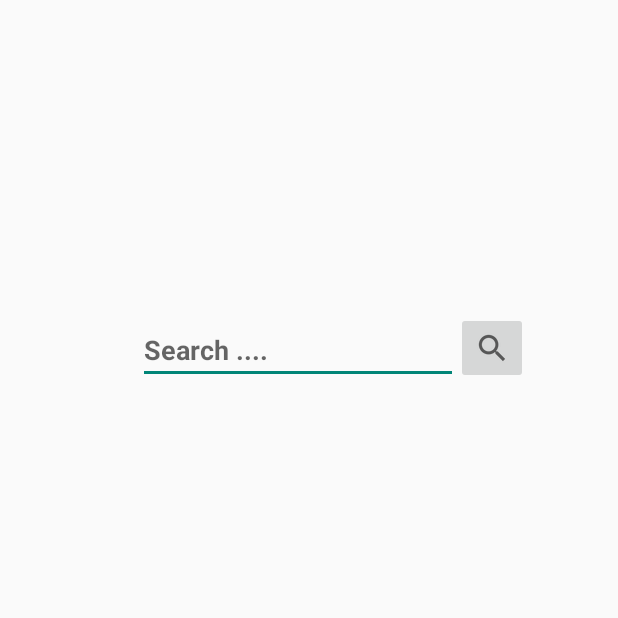
After one commit to TonyHuynhChau/HutechChat, an Android app: the SearchUserActivity screen opened directly, with no data from a screen before it, on a phone screen of 412 x 824 dp, the top half of it. The commit adds this screen. Run offline under Robolectric (Android 15) with nearby library versions, the phone set to English and light mode, and no system bars; our stand-ins replace Firebase (no records; nobody signed in at launch, a user with empty details on screens opened directly), Picasso; libraries missing offline, so code that uses them is left out: com.xwray.groupie; pictures from the network do not load.

Commit message:
Update Search

```diff
--- a/app/src/main/AndroidManifest.xml
+++ b/app/src/main/AndroidManifest.xml
@@ -9,7 +9,11 @@
         android:roundIcon="@mipmap/ic_launcher_round"
         android:supportsRtl="true"
         android:theme="@style/Theme.FirebaseAppChat">
-
+        <activity
+            android:name=".SearchUser.SearchUserActivity"
+            android:exported="false"
+            android:theme="@style/Theme.AppCompat.Light.NoActionBar"
+            />
         <activity
             android:name=".registerlogin.LoginActivity"
             android:exported="true"
--- /dev/null
+++ b/app/src/main/java/com/example/firebaseappchat/SearchUser/SearchUserActivity.kt
@@ -0,0 +1,104 @@
+package com.example.firebaseappchat.SearchUser
+
+import android.annotation.SuppressLint
+import androidx.appcompat.app.AppCompatActivity
+import android.os.Bundle
+import android.util.Log
+import android.view.View
+import android.widget.EditText
+import android.widget.ImageButton
+import androidx.recyclerview.widget.RecyclerView
+import com.example.firebaseappchat.R
+import com.example.firebaseappchat.registerlogin.SignUpActivity
+import com.google.firebase.auth.FirebaseAuth
+import com.google.firebase.database.DataSnapshot
+import com.google.firebase.database.DatabaseError
+import com.google.firebase.database.FirebaseDatabase
+import com.google.firebase.database.ValueEventListener
+import com.squareup.picasso.Picasso
+import com.xwray.groupie.GroupAdapter
+import com.xwray.groupie.GroupieViewHolder
+import com.xwray.groupie.Item
+import kotlinx.android.synthetic.main.layout_list_find.view.*
+import kotlinx.android.synthetic.main.user_row.view.iVUser
+import kotlinx.android.synthetic.main.user_row.view.TxtUserName
+
+class SearchUserActivity : AppCompatActivity() {
+
+    private lateinit var mSearchField: EditText
+    private lateinit var mSearchbtn: ImageButton
+    private lateinit var mResultList: RecyclerView
+
+    override fun onCreate(savedInstanceState: Bundle?) {
+        super.onCreate(savedInstanceState)
+        setContentView(R.layout.activity_search_user)
+
+        mSearchField = findViewById(R.id.TxtSearch)
+        mSearchbtn = findViewById(R.id.imageButton)
+        mResultList = findViewById(R.id.ListSearch)
+
+        mSearchbtn.setOnClickListener(View.OnClickListener {
+            firebaseUserSearch()
+        })
+    }
+
+    private fun firebaseUserSearch() {
+        val ref = FirebaseDatabase.getInstance().getReference("/user")
+        ref.addValueEventListener(object : ValueEventListener {
+            override fun onDataChange(snapshot: DataSnapshot) {
+                val adapter = GroupAdapter<GroupieViewHolder>()
+                snapshot.children.forEach() {
+                    val user = it.getValue(SignUpActivity.getUser::class.java)
+                    val userNguoiDung = FirebaseAuth.getInstance().currentUser
+                    if (userNguoiDung != null) {
+                        if (user != null) {
+                            if (userNguoiDung.uid != user.uid && user.name.equals(mSearchField.text.toString())) {
+                                adapter.add(UItem(user))
+                            }
+                        }
+                    }
+
+                }
+                //       adapter.setOnItemClickListener { item, view ->
+
+                //         val userItem = item as UItem
+
+                //          val intent = Intent(view.context, ChatLogActivity::class.java)
+                //intent.putExtra(USER_KEY,userItem.user.name)
+                //          intent.putExtra(NewMessActivity.USER_KEY, userItem.user)
+                //          startActivity(intent)
+                //          finish()
+                //       }
+                mResultList.adapter = adapter
+            }
+
+            override fun onCancelled(error: DatabaseError) {
+                TODO("Not yet implemented")
+            }
+        })
+    }
+
+    class UItem(val user: SignUpActivity.getUser) : Item<GroupieViewHolder>() {
+        override fun getLayout(): Int {
+            return R.layout.layout_list_find
+        }
+
+        override fun bind(viewHolder: GroupieViewHolder, position: Int) {
+            if (user.Urlphoto.isEmpty()) {
+                val ImgDefault = "https://th.bing.com/th/id/R.502a73beb3f9263ca076457d525087c6?" +
+                        "rik=OP8RShVgw6uFhQ&riu=http%3a%2f%2fdvdn247.net%2fwp-content%2fuploads%2f2020%2f07%2" +
+                        "favatar-mac-dinh-1.png&ehk=NSFqDdL3jl9cMF3B9A4%2bzgaZX3sddpix%2bp7R%2bmTZHsQ%3d&risl=" +
+                        "&pid=ImgRaw&r=0"
+                viewHolder.itemView.Txtusername.text = user.name
+                Picasso.get().load(ImgDefault).into(viewHolder.itemView.IVUser)
+                Log.d("New Message :", "User Name : ${user.name} \n PhotoUrl : $ImgDefault")
+            } else {
+                viewHolder.itemView.Txtusername.text = user.name
+                Picasso.get().load(user.Urlphoto).into(viewHolder.itemView.IVUser)
+                Log.d("New Message :", "User Name : ${user.name} \n PhotoUrl : ${user.Urlphoto}")
+            }
+        }
+    }
+
+
+}
--- a/app/src/main/java/com/example/firebaseappchat/messages/MainActivity.kt
+++ b/app/src/main/java/com/example/firebaseappchat/messages/MainActivity.kt
@@ -8,6 +8,7 @@ import android.view.MenuItem
 import com.example.firebaseappchat.registerlogin.LoginActivity
 import com.example.firebaseappchat.NewMessActivity
 import com.example.firebaseappchat.R
+import com.example.firebaseappchat.SearchUser.SearchUserActivity
 import com.example.firebaseappchat.model.UserProfile
 import com.example.firebaseappchat.databinding.ActivityMainBinding
 import com.google.firebase.auth.FirebaseAuth
@@ -41,6 +42,10 @@ class MainActivity : AppCompatActivity() {
 
     override fun onOptionsItemSelected(item: MenuItem): Boolean {
         when(item.itemId){
+            R.id.menu_search->{
+                startActivity(Intent(this, SearchUserActivity::class.java))
+            }
+
             R.id.menu_new_mess -> {
                 startActivity(Intent(this, NewMessActivity::class.java))
             }
--- /dev/null
+++ b/app/src/main/res/layout/activity_search_user.xml
@@ -0,0 +1,47 @@
+<?xml version="1.0" encoding="utf-8"?>
+<androidx.constraintlayout.widget.ConstraintLayout xmlns:android="http://schemas.android.com/apk/res/android"
+    xmlns:app="http://schemas.android.com/apk/res-auto"
+    xmlns:tools="http://schemas.android.com/tools"
+    android:layout_width="match_parent"
+    android:layout_height="match_parent"
+    tools:context=".SearchUser.SearchUserActivity">
+
+    <EditText
+        android:id="@+id/TxtSearch"
+        style="@style/Widget.AppCompat.AutoCompleteTextView"
+        android:layout_width="wrap_content"
+        android:layout_height="wrap_content"
+        android:layout_marginStart="92dp"
+        android:layout_marginBottom="8dp"
+        android:ems="10"
+        android:fontFamily="sans-serif"
+        android:hint="Search ...."
+        android:inputType="textPersonName"
+        android:singleLine="true"
+        android:textStyle="bold"
+        app:layout_constraintBottom_toTopOf="@+id/ListSearch"
+        app:layout_constraintStart_toStartOf="parent"
+        tools:ignore="TouchTargetSizeCheck" />
+
+    <ImageButton
+        android:id="@+id/imageButton"
+        android:layout_width="wrap_content"
+        android:layout_height="wrap_content"
+        android:layout_marginEnd="60dp"
+        android:layout_marginBottom="8dp"
+        android:minHeight="48dp"
+        android:src="?android:attr/actionModeWebSearchDrawable"
+        app:layout_constraintBottom_toTopOf="@+id/ListSearch"
+        app:layout_constraintEnd_toEndOf="parent"
+        tools:ignore="SpeakableTextPresentCheck" />
+
+    <androidx.recyclerview.widget.RecyclerView
+        android:id="@+id/ListSearch"
+        android:layout_width="match_parent"
+        android:layout_height="560dp"
+        app:layoutManager="androidx.recyclerview.widget.LinearLayoutManager"
+        app:layout_constraintBottom_toBottomOf="parent"
+        app:layout_constraintEnd_toEndOf="parent"
+        app:layout_constraintHorizontal_bias="0.0"
+        app:layout_constraintStart_toStartOf="parent" />
+</androidx.constraintlayout.widget.ConstraintLayout>
--- a/app/src/main/res/menu/nav_menu.xml
+++ b/app/src/main/res/menu/nav_menu.xml
@@ -3,5 +3,10 @@
     xmlns:app="http://schemas.android.com/apk/res-auto">
     <item android:id="@+id/menu_user_profile" android:title="Profile"/>
     <item android:id="@+id/menu_sign_out" android:title="Đăng Xuất"/>
+    <item
+        android:id="@+id/menu_search"
+        android:icon="?android:attr/actionModeWebSearchDrawable"
+        android:title="search"
+        app:showAsAction="ifRoom" />
     <item android:id="@+id/menu_new_mess" android:title="Tạo Tin Mới" app:showAsAction="ifRoom"/>
 </menu>
```
Also changed, not shown: app/build.gradle (+6 -4 lines), app/src/main/java/com/example/firebaseappchat/SearchUser/user_search.kt (added, +13 -0 lines), app/src/main/java/com/example/firebaseappchat/messages/NewMessActivity.kt (+3 -6 lines), app/src/main/res/layout/layout_list_find.xml (renamed from app/src/main/res/layout/user_row.xml, +8 -10 lines).
